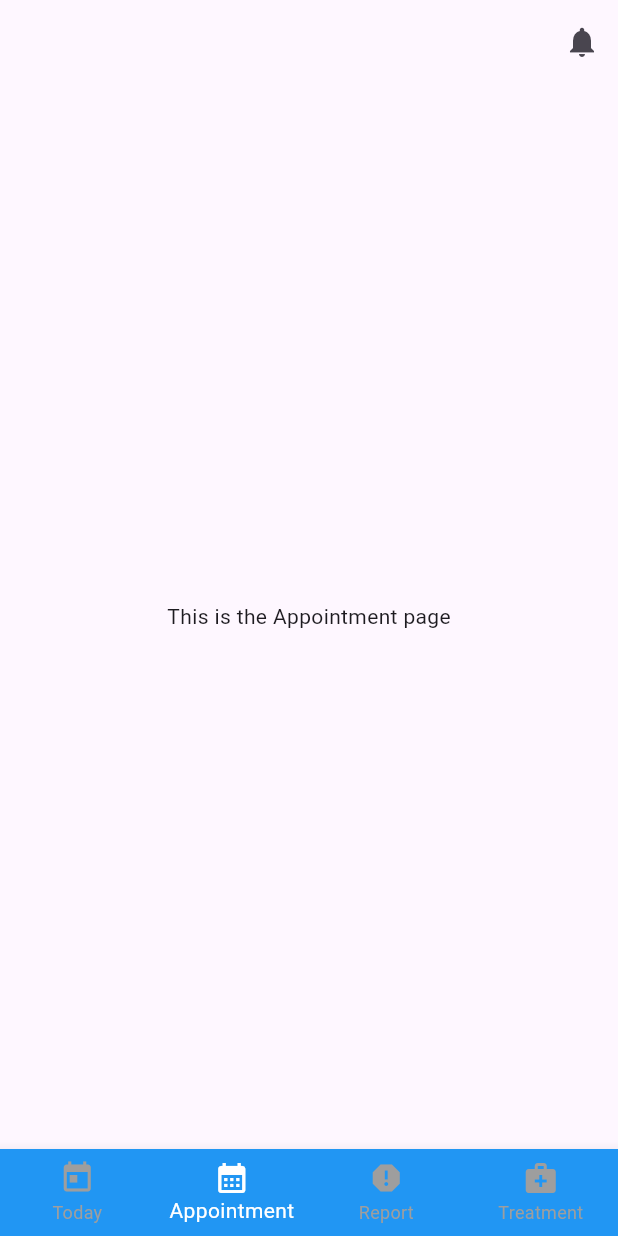
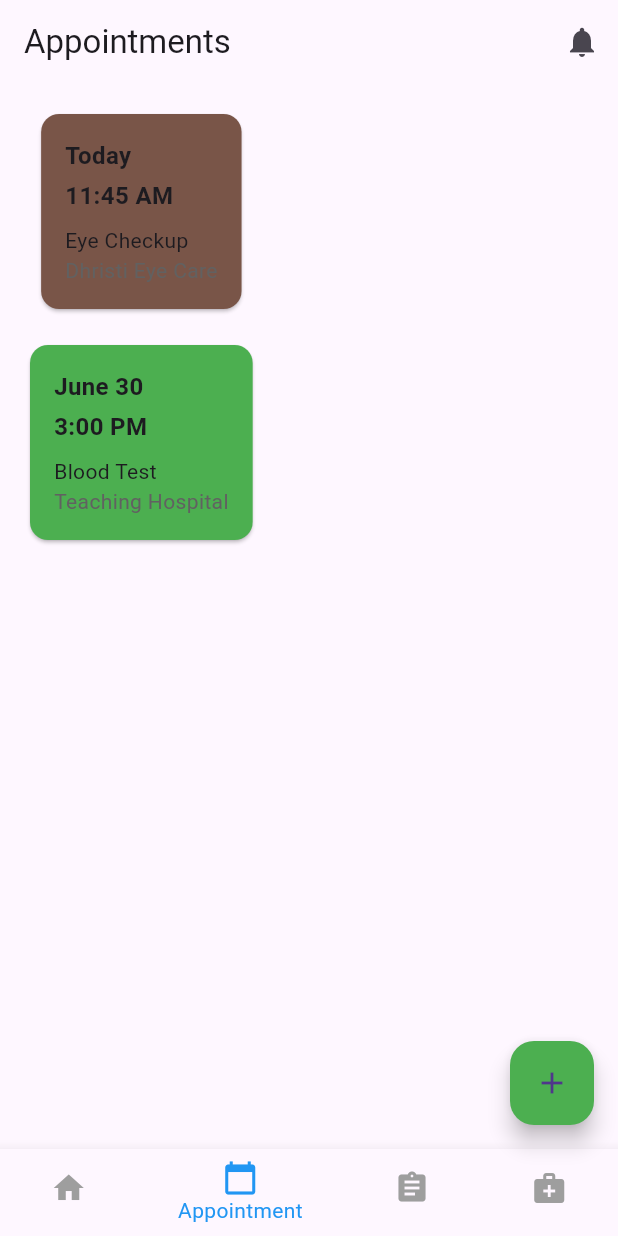
Before and after one commit to Shinigami-7/Final-Year-Project, a Flutter app: the Appointment screen opened directly, on a phone screen of 412 x 824 dp. Run offline on Flutter 3.47's test engine with Material 3 defaults, Android fonts, the phone set to English and light mode, and no system bars; our stand-ins replace carousel_slider.

Commit message:
adding component in appointment srcreen

```diff
--- a/lib/appointment.dart
+++ b/lib/appointment.dart
@@ -1,51 +1,76 @@
 import 'package:flutter/material.dart';
 import 'package:projectk/profile.dart';
-import 'package:projectk/treatment.dart';
+
+void main() {
+  runApp(MyApp());
+}
+
+class MyApp extends StatelessWidget {
+  @override
+  Widget build(BuildContext context) {
+    return MaterialApp(
+      debugShowCheckedModeBanner: false,
+      title: 'Appointments',
+      theme: ThemeData(
+        primarySwatch: Colors.blue,
+      ),
+      home: Appointment(),
+    );
+  }
+}
 
 class Appointment extends StatelessWidget {
-  const Appointment({Key? key}) : super(key: key);
-
   @override
   Widget build(BuildContext context) {
     return Scaffold(
       appBar: AppBar(
+        title: Text('Appointments'),
         actions: [
           IconButton(
             icon: Icon(Icons.notifications),
             onPressed: () {
-              GestureDetector(
-                  onTap: () {
-                    Navigator.push(
-                      context,
-                      MaterialPageRoute(builder: (context) => Treatment()),
-                    );
-                  }
+              Navigator.push(
+                  context, MaterialPageRoute(builder: (context)=> Profile()),
               );
               // Handle notification button press
             },
           ),
         ],
       ),
-      body: const Center(
-        child: Text('This is the Appointment page'),
+      body: Padding(
+        padding: const EdgeInsets.all(16.0),
+        child: Column(
+          children: [
+            AppointmentCard(
+              date: 'Today',
+              time: '11:45 AM',
+              title: 'Eye Checkup',
+              location: 'Dhristi Eye Care',
+              color: Colors.brown,
+            ),
+            SizedBox(height: 16.0),
+            AppointmentCard(
+              date: 'June 30',
+              time: '3:00 PM',
+              title: 'Blood Test',
+              location: 'Teaching Hospital',
+              color: Colors.green,
+            ),
+          ],
+        ),
       ),
       bottomNavigationBar: BottomNavigationBar(
-        type: BottomNavigationBarType.fixed,
-        backgroundColor: Colors.blue,
-        selectedItemColor: Colors.white,
-        unselectedItemColor: Colors.grey,
-        currentIndex: 1,
-        items: const [
+        items: const <BottomNavigationBarItem>[
           BottomNavigationBarItem(
-            icon: Icon(Icons.today),
+            icon: Icon(Icons.home),
             label: 'Today',
           ),
           BottomNavigationBarItem(
-            icon: Icon(Icons.calendar_month),
+            icon: Icon(Icons.calendar_today),
             label: 'Appointment',
           ),
           BottomNavigationBarItem(
-            icon: Icon(Icons.report),
+            icon: Icon(Icons.assignment),
             label: 'Report',
           ),
           BottomNavigationBarItem(
@@ -53,7 +78,80 @@ class Appointment extends StatelessWidget {
             label: 'Treatment',
           ),
         ],
+        currentIndex: 1,
+        selectedItemColor: Colors.blue,
+        unselectedItemColor: Colors.grey,
+        onTap: (index) {
+          // Handle bottom navigation bar item taps
+        },
+      ),
+      floatingActionButton: FloatingActionButton(
+        onPressed: () {
+          // Handle floating action button press
+        },
+        child: Icon(Icons.add),
+        backgroundColor: Colors.green,
       ),
     );
   }
 }
+
+class AppointmentCard extends StatelessWidget {
+  final String date;
+  final String time;
+  final String title;
+  final String location;
+  final Color color;
+
+  AppointmentCard({
+    required this.date,
+    required this.time,
+    required this.title,
+    required this.location,
+    required this.color,
+  });
+
+  @override
+  Widget build(BuildContext context) {
+    return Card(
+      color: color,
+      child: Padding(
+        padding: const EdgeInsets.all(16.0),
+        child: Column(
+          crossAxisAlignment: CrossAxisAlignment.start,
+          children: [
+            Text(
+              date,
+              style: TextStyle(
+                fontSize: 16.0,
+                fontWeight: FontWeight.bold,
+              ),
+            ),
+            SizedBox(height: 4.0),
+            Text(
+              time,
+              style: TextStyle(
+                fontSize: 16.0,
+                fontWeight: FontWeight.bold,
+              ),
+            ),
+            SizedBox(height: 8.0),
+            Text(
+              title,
+              style: TextStyle(
+                fontSize: 14.0,
+              ),
+            ),
+            Text(
+              location,
+              style: TextStyle(
+                fontSize: 14.0,
+                color: Colors.grey[700],
+              ),
+            ),
+          ],
+        ),
+      ),
+    );
+  }
+}
```
Also changed, not shown: lib/treatment.dart (+36 -28 lines).
